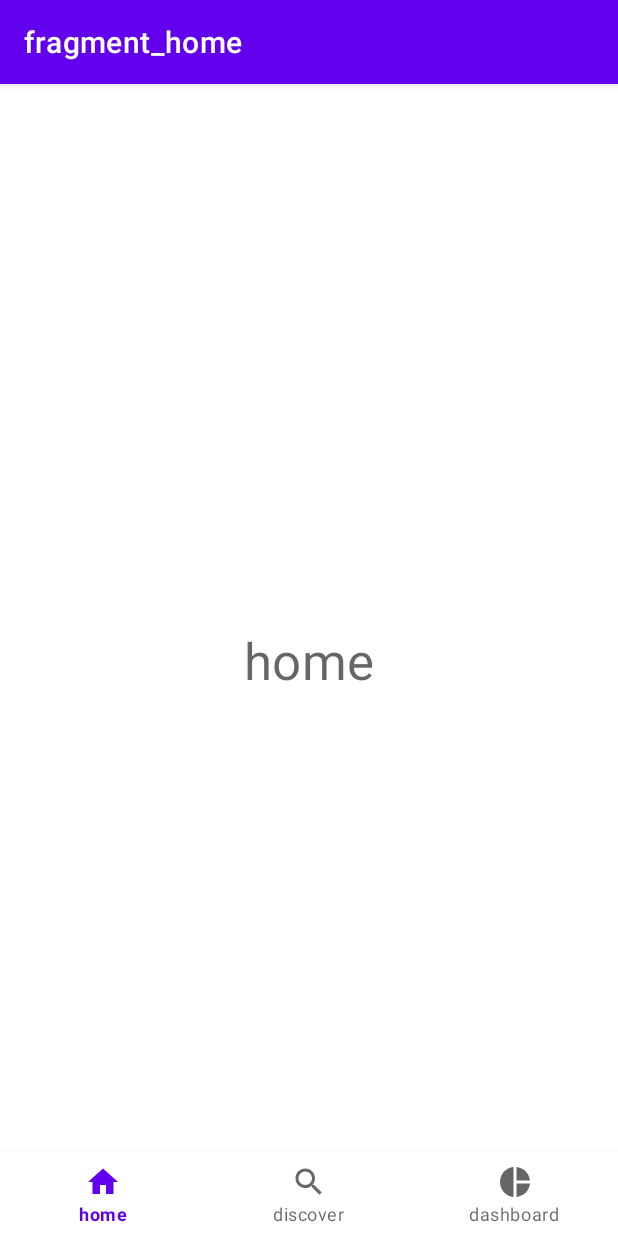
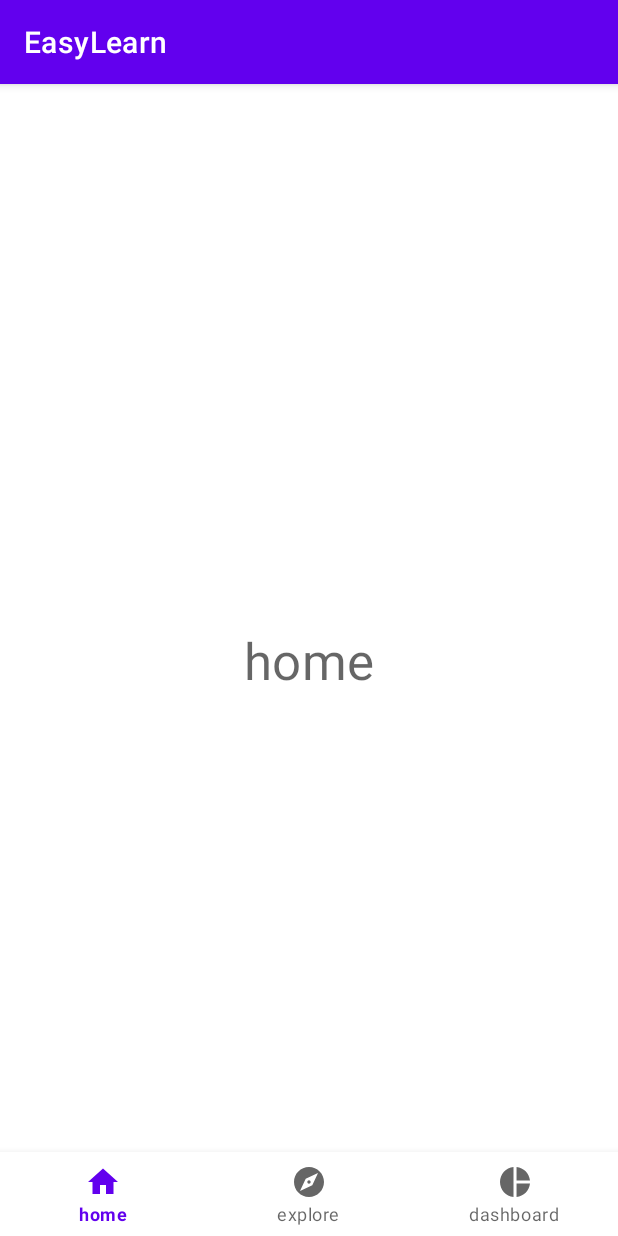
Before and after one commit to KAbaidoo/easy-learn, an Android app: the screen it shows after launch (MainActivity), on a phone screen of 412 x 824 dp. Run offline under Robolectric (Android 15) with nearby library versions, the phone set to English and light mode, and no system bars; our stand-ins replace Dagger/Hilt's generated code, navigation-ui.

Commit message:
fixed homescreen destination

```diff
--- /dev/null
+++ b/app/src/main/java/com/example/easylearn/ui/HomeScreenFragment.kt
@@ -0,0 +1,37 @@
+package com.example.easylearn.ui
+
+import android.os.Bundle
+import android.view.LayoutInflater
+import android.view.View
+import android.view.ViewGroup
+import androidx.fragment.app.Fragment
+import androidx.navigation.fragment.NavHostFragment
+import androidx.navigation.fragment.findNavController
+import androidx.navigation.ui.setupWithNavController
+import com.example.easylearn.R
+import com.example.easylearn.databinding.FragmentHomeScreenBinding
+import com.google.android.material.navigation.NavigationBarView
+
+class HomeScreenFragment : Fragment() {
+    override fun onCreateView(
+        inflater: LayoutInflater, container: ViewGroup?,
+        savedInstanceState: Bundle?
+    ): View? {
+        // Inflate the layout for this fragment
+        return inflater.inflate(R.layout.fragment_home_screen, container, false)
+    }
+
+    override fun onViewCreated(view: View, savedInstanceState: Bundle?) {
+        super.onViewCreated(view, savedInstanceState)
+
+        val binding = FragmentHomeScreenBinding.bind(view)
+        val bottomNavigation: NavigationBarView = binding.bottomNavigation
+
+
+        val navHost =
+            childFragmentManager.findFragmentById(R.id.nav_host_fragment_screen_home) as NavHostFragment
+        val navController = navHost.findNavController()
+        bottomNavigation.setupWithNavController(navController)
+
+    }
+}
--- a/app/src/main/java/com/example/easylearn/ui/MainActivity.kt
+++ b/app/src/main/java/com/example/easylearn/ui/MainActivity.kt
@@ -5,13 +5,8 @@ import android.os.Bundle
 import androidx.appcompat.app.AppCompatActivity
 import androidx.navigation.NavController
 import androidx.navigation.findNavController
-
-import androidx.navigation.ui.AppBarConfiguration
-import androidx.navigation.ui.setupActionBarWithNavController
-import androidx.navigation.ui.setupWithNavController
 import com.example.easylearn.R
 import com.example.easylearn.databinding.ActivityMainBinding
-import com.google.android.material.navigation.NavigationBarView
 import dagger.hilt.android.AndroidEntryPoint
 
 @AndroidEntryPoint
@@ -26,16 +21,10 @@ class MainActivity : AppCompatActivity() {
         binding = ActivityMainBinding.inflate(layoutInflater)
         setContentView(binding.root)
 
-        val bottomNavigation: NavigationBarView = binding.bottomNavigation
+        navController = findNavController(R.id.nav_host_fragment_container)
+        navController.navigate(R.id.home_screen_fragment)
 
-        navController = findNavController(R.id.nav_host_fragment_activity_main)
 
-        val appBarConfiguration = AppBarConfiguration(
-            setOf(R.id.navigation_home,R.id.navigation_discover,R.id.navigation_dashboard)
-        )
-
-        setupActionBarWithNavController(navController, appBarConfiguration)
-        bottomNavigation.setupWithNavController(navController)
     }
 
 //    override fun onSupportNavigateUp(): Boolean {
--- a/app/src/main/java/com/example/easylearn/ui/discover/CourseAdapter.kt
+++ b/app/src/main/java/com/example/easylearn/ui/explore/CourseAdapter.kt
@@ -1,4 +1,4 @@
-package com.example.easylearn.ui.discover
+package com.example.easylearn.ui.explore
 
 import android.view.LayoutInflater
 import android.view.ViewGroup
--- a/app/src/main/java/com/example/easylearn/ui/discover/DiscoverFragment.kt
+++ b/app/src/main/java/com/example/easylearn/ui/explore/ExploreFragment.kt
@@ -1,4 +1,4 @@
-package com.example.easylearn.ui.discover
+package com.example.easylearn.ui.explore
 
 import android.os.Bundle
 import android.view.View
@@ -12,9 +12,9 @@ import com.example.easylearn.util.Resource
 import dagger.hilt.android.AndroidEntryPoint
 
 @AndroidEntryPoint
-class DiscoverFragment: Fragment(R.layout.fragment_discover){
+class ExploreFragment: Fragment(R.layout.fragment_discover){
 
-    private val viewModel: DiscoverViewModel by viewModels()
+    private val viewModel: ExploreViewModel by viewModels()
 
 
     override fun onViewCreated(view: View, savedInstanceState: Bundle?) {
--- a/app/src/main/java/com/example/easylearn/ui/discover/DiscoverViewModel.kt
+++ b/app/src/main/java/com/example/easylearn/ui/explore/ExploreViewModel.kt
@@ -1,4 +1,4 @@
-package com.example.easylearn.ui.discover
+package com.example.easylearn.ui.explore
 
 import androidx.lifecycle.ViewModel
 import javax.inject.Inject
@@ -7,7 +7,7 @@ import com.example.easylearn.data.CourseRepository
 import dagger.hilt.android.lifecycle.HiltViewModel
 
 @HiltViewModel
-class DiscoverViewModel @Inject constructor(
+class ExploreViewModel @Inject constructor(
     repository: CourseRepository
 ) : ViewModel() {
 
--- /dev/null
+++ b/app/src/main/java/com/example/easylearn/util/Util.kt
@@ -0,0 +1,4 @@
+package com.example.easylearn.util
+
+val <T> T.exhaustive: T
+    get() = this
--- /dev/null
+++ b/app/src/main/res/drawable/ic_baseline_explore_24.xml
@@ -0,0 +1,5 @@
+<vector android:height="24dp" android:tint="#000000"
+    android:viewportHeight="24" android:viewportWidth="24"
+    android:width="24dp" xmlns:android="http://schemas.android.com/apk/res/android">
+    <path android:fillColor="@android:color/white" android:pathData="M12,10.9c-0.61,0 -1.1,0.49 -1.1,1.1s0.49,1.1 1.1,1.1c0.61,0 1.1,-0.49 1.1,-1.1s-0.49,-1.1 -1.1,-1.1zM12,2C6.48,2 2,6.48 2,12s4.48,10 10,10 10,-4.48 10,-10S17.52,2 12,2zM14.19,14.19L6,18l3.81,-8.19L18,6l-3.81,8.19z"/>
+</vector>
--- a/app/src/main/res/layout/activity_main.xml
+++ b/app/src/main/res/layout/activity_main.xml
@@ -1,5 +1,5 @@
 <?xml version="1.0" encoding="utf-8"?>
-<androidx.coordinatorlayout.widget.CoordinatorLayout xmlns:android="http://schemas.android.com/apk/res/android"
+<androidx.constraintlayout.widget.ConstraintLayout xmlns:android="http://schemas.android.com/apk/res/android"
     xmlns:app="http://schemas.android.com/apk/res-auto"
     xmlns:tools="http://schemas.android.com/tools"
     android:layout_width="match_parent"
@@ -7,19 +7,11 @@
     tools:context=".ui.MainActivity">
 
     <fragment
-    android:id="@+id/nav_host_fragment_activity_main"
-    android:name="androidx.navigation.fragment.NavHostFragment"
-    android:layout_width="match_parent"
-    android:layout_height="match_parent"
-    app:defaultNavHost="true"
-    app:navGraph="@navigation/nav_graph" />
+        android:id="@+id/nav_host_fragment_container"
+        android:name="androidx.navigation.fragment.NavHostFragment"
+        android:layout_width="match_parent"
+        android:layout_height="match_parent"
+        app:defaultNavHost="true"
+        app:navGraph="@navigation/nav_graph" />
 
-
-    <com.google.android.material.bottomnavigation.BottomNavigationView
-        android:id="@+id/bottom_navigation"
-        android:layout_width="match_parent"
-        android:layout_height="wrap_content"
-        android:layout_gravity="bottom"
-        app:menu="@menu/bottom_navigation_menu" />
-
-</androidx.coordinatorlayout.widget.CoordinatorLayout>
+</androidx.constraintlayout.widget.ConstraintLayout>
--- a/app/src/main/res/layout/fragment_discover.xml
+++ b/app/src/main/res/layout/fragment_discover.xml
@@ -3,7 +3,7 @@
     xmlns:tools="http://schemas.android.com/tools"
     android:layout_width="match_parent"
     android:layout_height="match_parent"
-    tools:context=".ui.discover.DiscoverFragment">
+    tools:context=".ui.explore.ExploreFragment">
 
     <androidx.recyclerview.widget.RecyclerView
         android:id="@+id/recycler_view"
--- /dev/null
+++ b/app/src/main/res/layout/fragment_home_screen.xml
@@ -0,0 +1,29 @@
+<?xml version="1.0" encoding="utf-8"?>
+<androidx.coordinatorlayout.widget.CoordinatorLayout xmlns:android="http://schemas.android.com/apk/res/android"
+    xmlns:tools="http://schemas.android.com/tools"
+    android:layout_width="match_parent"
+    android:layout_height="match_parent"
+    xmlns:app="http://schemas.android.com/apk/res-auto"
+    tools:context=".ui.HomeScreenFragment">
+    <RelativeLayout
+        android:layout_width="match_parent"
+        android:layout_height="match_parent">
+
+        <fragment
+            android:id="@+id/nav_host_fragment_screen_home"
+            android:name="androidx.navigation.fragment.NavHostFragment"
+            android:layout_width="match_parent"
+            android:layout_height="match_parent"
+            app:defaultNavHost="true"
+            app:navGraph="@navigation/bottom_nav"
+            />
+        <com.google.android.material.bottomnavigation.BottomNavigationView
+            android:id="@+id/bottom_navigation"
+            android:layout_width="match_parent"
+            android:layout_height="wrap_content"
+            android:layout_alignParentBottom="true"
+            app:menu= "@menu/bottom_navigation_menu"
+            />
+
+    </RelativeLayout>
+</androidx.coordinatorlayout.widget.CoordinatorLayout>
--- a/app/src/main/res/menu/bottom_navigation_menu.xml
+++ b/app/src/main/res/menu/bottom_navigation_menu.xml
@@ -6,9 +6,9 @@
         android:title="home"
         />
     <item
-        android:id="@+id/navigation_discover"
-        android:icon="@drawable/ic_baseline_search_24"
-        android:title="discover"
+        android:id="@+id/navigation_explore"
+        android:icon="@drawable/ic_baseline_explore_24"
+        android:title="explore"
         />
     <item
         android:id="@+id/navigation_dashboard"
--- /dev/null
+++ b/app/src/main/res/navigation/bottom_nav.xml
@@ -0,0 +1,29 @@
+<?xml version="1.0" encoding="utf-8"?>
+<navigation xmlns:android="http://schemas.android.com/apk/res/android"
+    xmlns:app="http://schemas.android.com/apk/res-auto"
+    xmlns:tools="http://schemas.android.com/tools"
+    android:id="@+id/bottom_nav.xml"
+    app:startDestination="@id/navigation_home">
+    <fragment
+        android:id="@+id/navigation_explore"
+        android:name="com.example.easylearn.ui.explore.ExploreFragment"
+        android:label="fragment_discover"
+        tools:layout="@layout/fragment_discover" >
+
+    </fragment>
+    <fragment
+        android:id="@+id/navigation_dashboard"
+        android:name="com.example.easylearn.ui.dashboard.DashboardFragment"
+        android:label="fragment_dashboard"
+        tools:layout="@layout/fragment_dashboard" >
+
+    </fragment>
+    <fragment
+        android:id="@+id/navigation_home"
+        android:name="com.example.easylearn.ui.home.HomeFragment"
+        android:label="fragment_home"
+        tools:layout="@layout/fragment_home" >
+
+    </fragment>
+
+</navigation>
--- a/app/src/main/res/navigation/nav_graph.xml
+++ b/app/src/main/res/navigation/nav_graph.xml
@@ -3,30 +3,15 @@
     xmlns:app="http://schemas.android.com/apk/res-auto"
     xmlns:tools="http://schemas.android.com/tools"
     android:id="@+id/nav_graph"
-    app:startDestination="@id/navigation_home"
+    app:startDestination="@id/home_screen_fragment"
     >
 
+
     <fragment
-        android:id="@+id/navigation_discover"
-        android:name="com.example.easylearn.ui.discover.DiscoverFragment"
-        android:label="fragment_discover"
-        tools:layout="@layout/fragment_discover" >
-
-    </fragment>
-    <fragment
-        android:id="@+id/navigation_dashboard"
-        android:name="com.example.easylearn.ui.dashboard.DashboardFragment"
-        android:label="fragment_dashboard"
-        tools:layout="@layout/fragment_dashboard" >
-
-    </fragment>
-    <fragment
-        android:id="@+id/navigation_home"
-        android:name="com.example.easylearn.ui.home.HomeFragment"
-        android:label="fragment_home"
-        tools:layout="@layout/fragment_home" >
-
-    </fragment>
+        android:id="@+id/home_screen_fragment"
+        android:name="com.example.easylearn.ui.HomeScreenFragment"
+        android:label="fragment_home_screen"
+        tools:layout="@layout/fragment_home_screen" />
 </navigation>
 
 <!--    app:startDestination="@id/discover_fragment"-->
```
